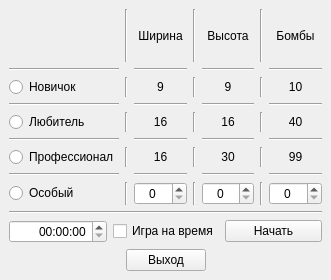
Qt form menuwindow.ui (almm1/sapper) before a commit.
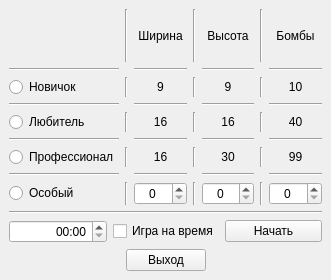
The same form after that commit. Icons and pictures are not drawn.

Diff of the .ui file:
```diff
--- a/menuwindow.ui
+++ b/menuwindow.ui
@@ -466,6 +466,15 @@
         <property name="alignment">
          <set>Qt::AlignRight|Qt::AlignTrailing|Qt::AlignVCenter</set>
         </property>
+        <property name="buttonSymbols">
+         <enum>QAbstractSpinBox::UpDownArrows</enum>
+        </property>
+        <property name="currentSection">
+         <enum>QDateTimeEdit::SecondSection</enum>
+        </property>
+        <property name="displayFormat">
+         <string>mm:ss</string>
+        </property>
        </widget>
       </item>
       <item>
```
Left out of the diff: 2 changed lines with no effect on the pictures.
